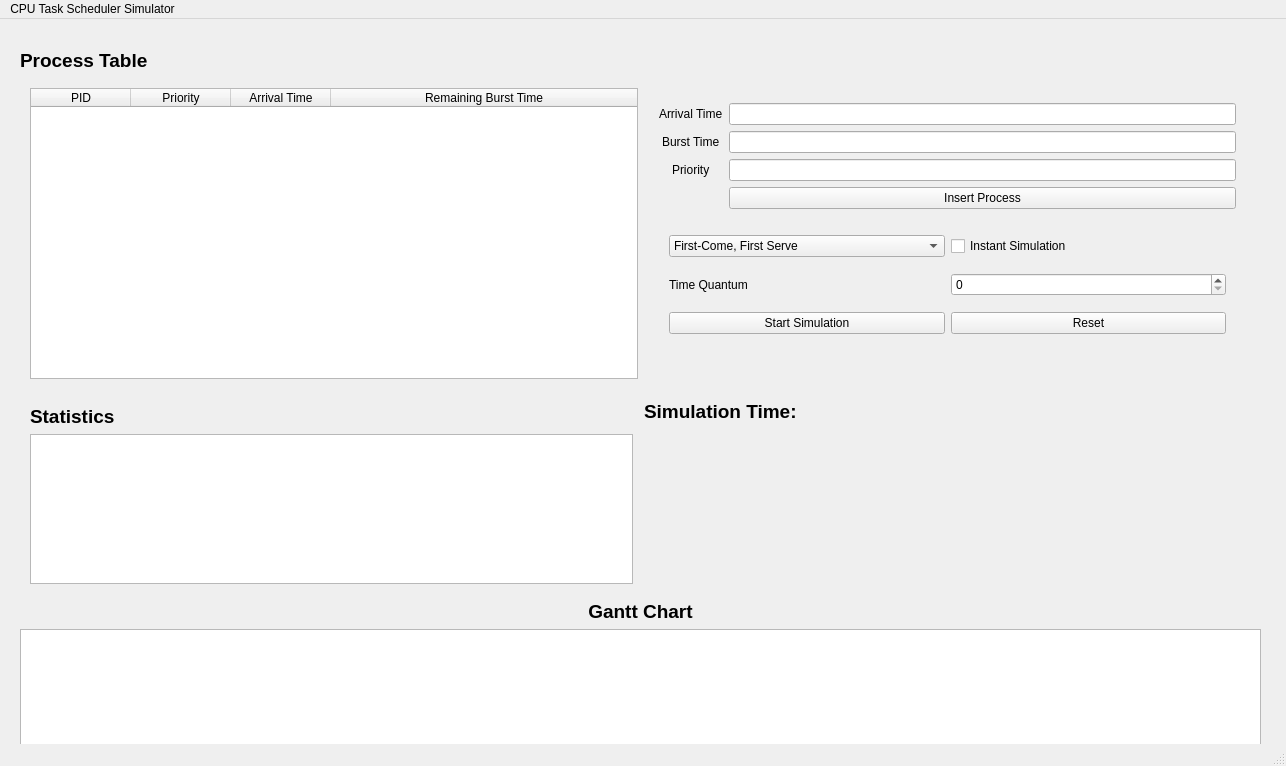
This is mainwindow.ui in EgyAnon/CPU-Task-Scheduler-Simulator as Qt 5 draws it before an edit. The edited form follows.
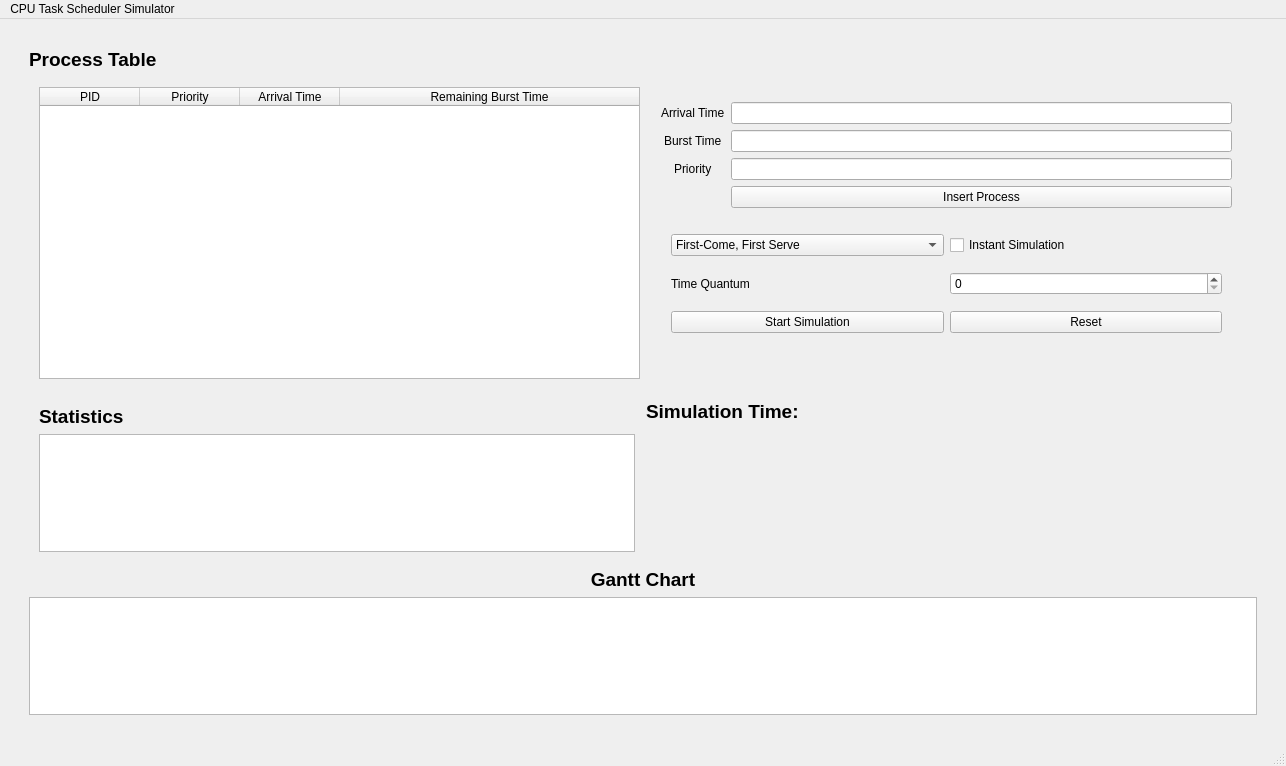
This is the edited form.

```diff
--- a/mainwindow.ui
+++ b/mainwindow.ui
@@ -26,15 +26,8 @@
      <verstretch>0</verstretch>
     </sizepolicy>
    </property>
-   <widget class="QWidget" name="verticalLayoutWidget_2">
-    <property name="geometry">
-     <rect>
-      <x>0</x>
-      <y>10</y>
-      <width>1281</width>
-      <height>771</height>
-     </rect>
-    </property>
+   <layout class="QHBoxLayout" name="horizontalLayout_3">
+    <item>
     <layout class="QVBoxLayout" name="verticalLayout_2">
      <property name="sizeConstraint">
       <enum>QLayout::SizeConstraint::SetMaximumSize</enum>
@@ -328,6 +321,15 @@
            </item>
            <item>
             <widget class="QLabel" name="label_ProgramMessages">
+              <property name="font">
+               <font>
+                <pointsize>10</pointsize>
+                <bold>false</bold>
+               </font>
+              </property>
+              <property name="styleSheet">
+               <string notr="true">color:red;</string>
+              </property>
              <property name="text">
               <string/>
              </property>
@@ -436,7 +438,8 @@
       <widget class="QGraphicsView" name="GanttChartWindow"/>
      </item>
     </layout>
-   </widget>
+    </item>
+   </layout>
   </widget>
   <widget class="QMenuBar" name="menubar">
    <property name="geometry">
```
Left out of the diff: 2 changed lines with no effect on the pictures. Lines whose indentation alone changed are shown as unchanged.
